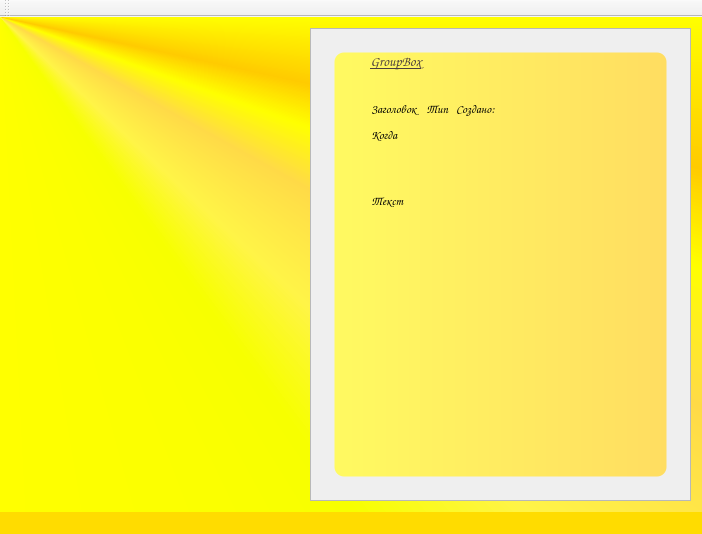
MattyMatiss/MattyNotesOld, file MattyNotes/mattynotes.ui: the form before one commit.
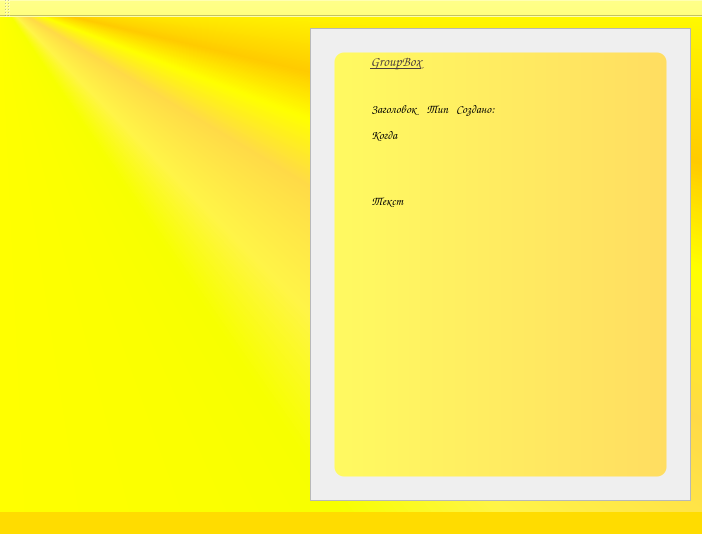
The form after the commit. Icons and pictures are not drawn.

What changed in the file:
```diff
--- a/MattyNotes/mattynotes.ui
+++ b/MattyNotes/mattynotes.ui
@@ -14,14 +14,14 @@
    <string>MattyNotes</string>
   </property>
   <property name="styleSheet">
-   <string notr="true">#MattyNotesClass{background-color: rgb(255, 255, 127); 
+   <string notr="true">#MattyNotesClass{background-color: qconicalgradient(cx:0, cy:0, angle:135, stop:0 rgba(255, 255, 0, 255), stop:0.375 rgba(255, 255, 0, 255), stop:0.423533 rgba(251, 255, 0, 255), stop:0.45 rgba(247, 255, 0, 255), stop:0.477581 rgba(255, 244, 71, 255), stop:0.518717 rgba(255, 218, 71, 255), stop:0.55 rgba(255, 255, 0, 255), stop:0.57754 rgba(255, 203, 0, 255), stop:0.625 rgba(255, 255, 0, 255), stop:1 rgba(255, 255, 0, 255)); 
 /*border: 3px ridge #bc9323;*/}
 QMessageBox { background-color: rgb(255, 255, 127);  }</string>
   </property>
   <widget class="QWidget" name="centralWidget">
    <property name="styleSheet">
     <string notr="true">#centralWidget {
-background-color: qconicalgradient(cx:0, cy:0, angle:135, stop:0 rgba(255, 255, 0, 255), stop:0.375 rgba(255, 255, 0, 255), stop:0.423533 rgba(251, 255, 0, 255), stop:0.45 rgba(247, 255, 0, 255), stop:0.477581 rgba(255, 244, 71, 255), stop:0.518717 rgba(255, 218, 71, 255), stop:0.55 rgba(255, 255, 0, 255), stop:0.57754 rgba(255, 203, 0, 255), stop:0.625 rgba(255, 255, 0, 255), stop:1 rgba(255, 255, 0, 255));}</string>
+background-color: transparent;}</string>
    </property>
    <layout class="QGridLayout" name="gridLayout">
     <item row="0" column="1">
@@ -313,8 +313,7 @@
   </widget>
   <widget class="QToolBar" name="mainToolBar">
    <property name="styleSheet">
-    <string>#MattyNotesClass{background-color: rgb(255, 255, 127); 
-border: 3px ridge #bc9323;}</string>
+    <string notr="true">background-color: rgb(255, 255, 127); </string>
    </property>
    <attribute name="toolBarArea">
     <enum>TopToolBarArea</enum>
```
